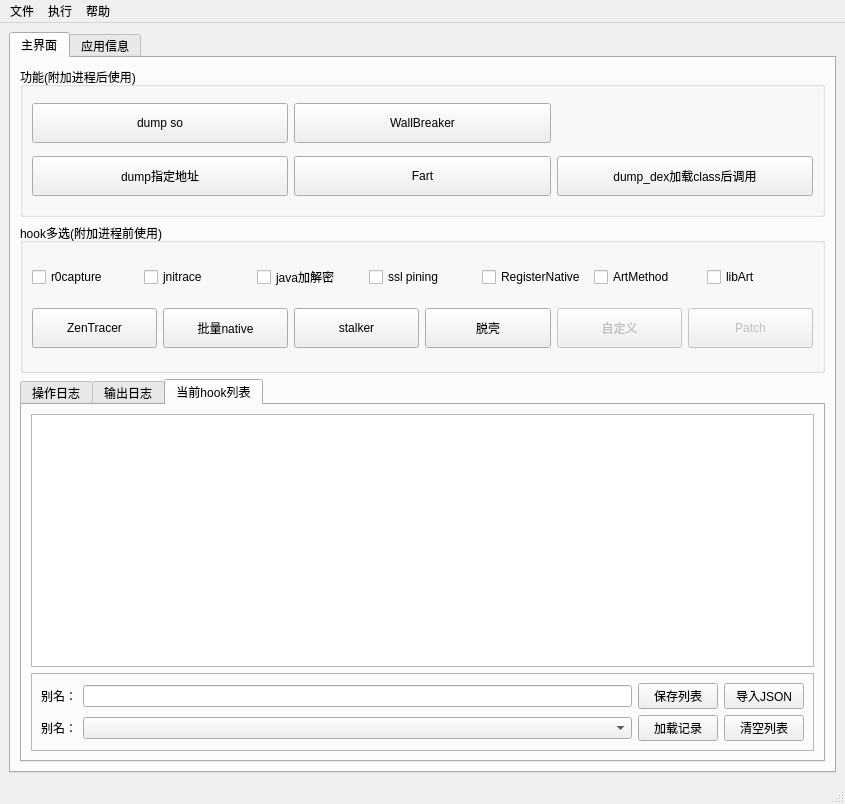
Above: ui/kmain.ui from dqzg12300/fridaUiTools before the change. Below: the same form after it.
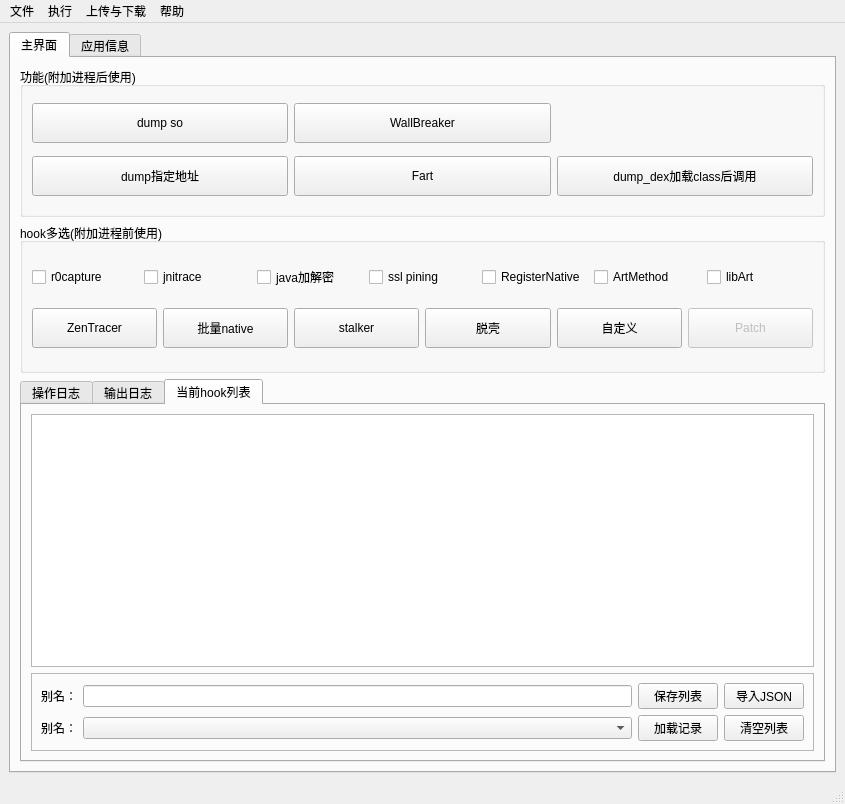
That is the form after the change.

Commit message: 增加自定义脚本，增加frida-server的上传与启动，增加fart的dump结果下载

```diff
--- a/ui/kmain.ui
+++ b/ui/kmain.ui
@@ -227,7 +227,7 @@
              <item>
               <widget class="QPushButton" name="btnCustom">
                <property name="enabled">
-                <bool>false</bool>
+                <bool>true</bool>
                </property>
                <property name="minimumSize">
                 <size>
@@ -572,8 +572,18 @@
     </property>
     <addaction name="actionabort"/>
    </widget>
+   <widget class="QMenu" name="menu">
+    <property name="title">
+     <string>上传与下载</string>
+    </property>
+    <addaction name="actionPushFridaServer"/>
+    <addaction name="actionPushFartSo"/>
+    <addaction name="actionPullDumpDexRes"/>
+    <addaction name="actionPullFartRes"/>
+   </widget>
    <addaction name="menufile"/>
    <addaction name="menuedit"/>
+   <addaction name="menu"/>
    <addaction name="menuhelp"/>
   </widget>
   <widget class="QStatusBar" name="statusbar"/>
```
Left out of the diff: 24 changed lines with no effect on the pictures. The commit also changes 20 other files.
